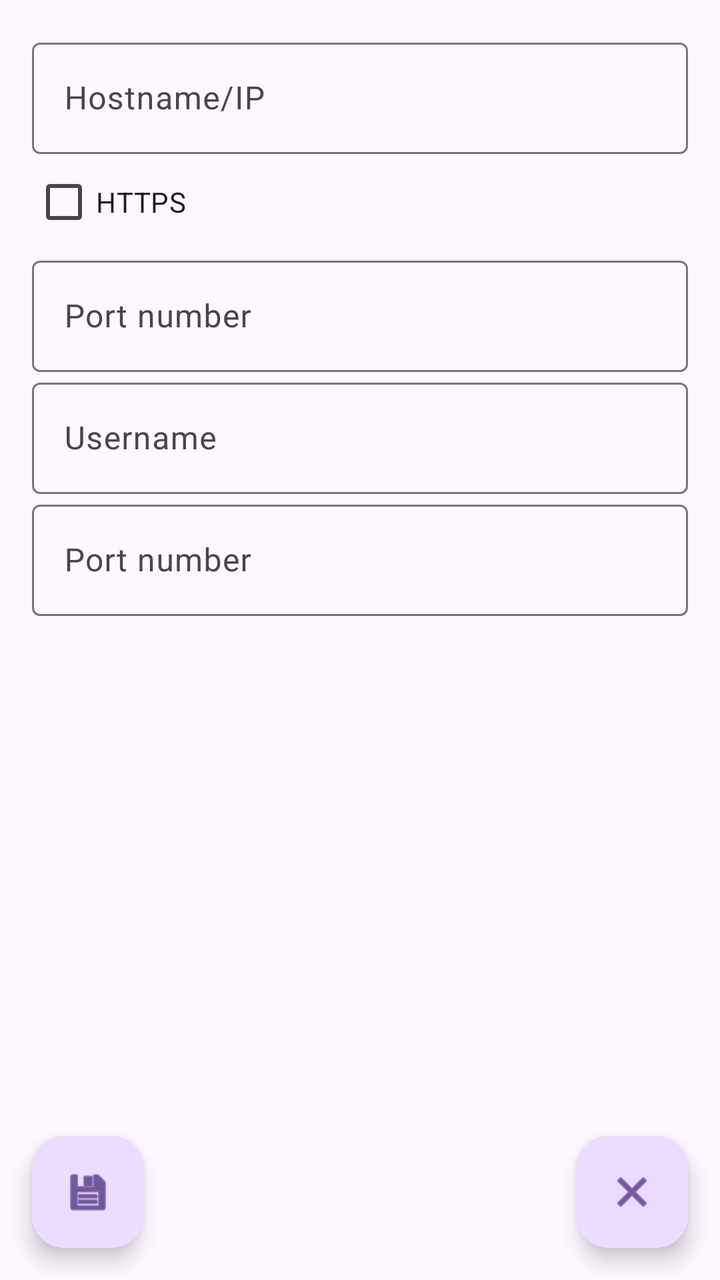
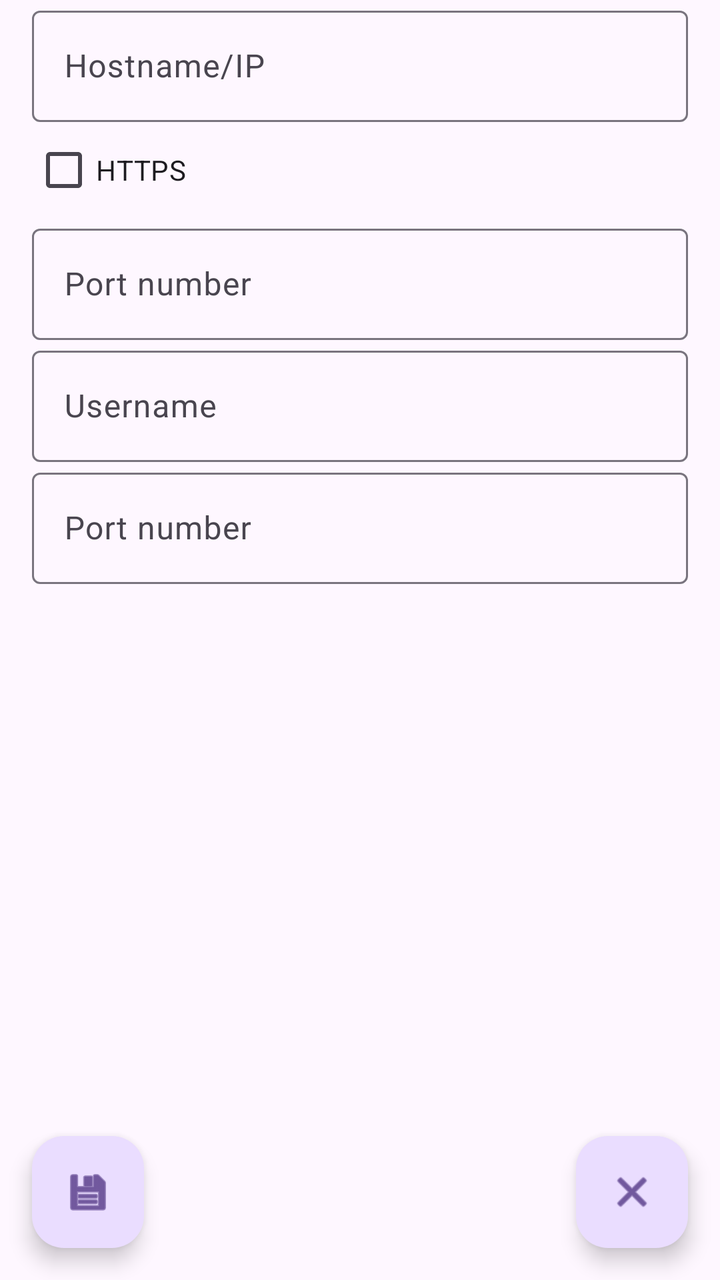

An Android layout rendered at two revisions. The XML below is the earlier revision; the diff shows what the commit changed to produce the second picture.
<!-- AndroidManifest.xml: application theme Theme.AndrONVIF -->
<!-- res/layout/add_device_fragment.xml -->
<?xml version="1.0" encoding="utf-8"?>
<FrameLayout xmlns:android="http://schemas.android.com/apk/res/android"
    android:layout_width="match_parent"
    android:layout_height="match_parent">

    <androidx.coordinatorlayout.widget.CoordinatorLayout
        xmlns:android="http://schemas.android.com/apk/res/android"
        xmlns:app="http://schemas.android.com/apk/res-auto"
        android:layout_width="match_parent"
        android:layout_height="match_parent">

        <androidx.core.widget.NestedScrollView
            android:layout_width="match_parent"
            android:layout_height="match_parent">

            <androidx.constraintlayout.widget.ConstraintLayout xmlns:android="http://schemas.android.com/apk/res/android"
                xmlns:app="http://schemas.android.com/apk/res-auto"
                android:layout_width="match_parent"
                android:layout_height="match_parent"
                android:padding="@dimen/top_padding">

                <com.google.android.material.textfield.TextInputLayout
                    android:layout_width="match_parent"
                    android:layout_height="wrap_content"
                    android:hint="Hostname/IP"
                    android:id="@+id/layouthostname"
                    app:layout_constraintBottom_toTopOf="@+id/chckproto"
                    app:layout_constraintEnd_toEndOf="parent"
                    app:layout_constraintStart_toStartOf="parent"
                    app:layout_constraintTop_toTopOf="parent">
                    <com.google.android.material.textfield.TextInputEditText
                        android:id="@+id/txthostname"
                        android:layout_width="match_parent"
                        android:layout_height="wrap_content"
                        android:inputType="textVisiblePassword"/>
                </com.google.android.material.textfield.TextInputLayout>

                <CheckBox
                    android:id="@+id/chckproto"
                    android:layout_width="match_parent"
                    android:layout_height="wrap_content"
                    android:text="HTTPS"
                    app:layout_constraintBottom_toTopOf="@+id/layoutport"
                    app:layout_constraintEnd_toEndOf="parent"
                    app:layout_constraintStart_toStartOf="parent"
                    app:layout_constraintTop_toBottomOf="@+id/layouthostname"/>

                <com.google.android.material.textfield.TextInputLayout
                    android:layout_width="match_parent"
                    android:layout_height="wrap_content"
                    android:hint="Port number"
                    android:id="@+id/layoutport"
                    app:layout_constraintBottom_toTopOf="@+id/layoutuser"
                    app:layout_constraintEnd_toEndOf="parent"
                    app:layout_constraintStart_toStartOf="parent"
                    app:layout_constraintTop_toBottomOf="@+id/chckproto">
                    <com.google.android.material.textfield.TextInputEditText
                        android:id="@+id/txtport"
                        android:layout_width="match_parent"
                        android:layout_height="wrap_content"
                        android:inputType="number"
                        android:maxLength="5"/> 
                </com.google.android.material.textfield.TextInputLayout>

                <com.google.android.material.textfield.TextInputLayout
                    android:layout_width="match_parent"
                    android:layout_height="wrap_content"
                    android:hint="Username"
                    android:id="@+id/layoutuser"
                    app:layout_constraintBottom_toTopOf="@+id/layoutpassword"
                    app:layout_constraintEnd_toEndOf="parent"
                    app:layout_constraintStart_toStartOf="parent"
                    app:layout_constraintTop_toBottomOf="@+id/layoutport">
                    <com.google.android.material.textfield.TextInputEditText
                        android:id="@+id/txtuser"
                        android:layout_width="match_parent"
                        android:layout_height="wrap_content"
                        android:inputType="textVisiblePassword"/>
                </com.google.android.material.textfield.TextInputLayout>

                <com.google.android.material.textfield.TextInputLayout
                    android:layout_width="match_parent"
                    android:layout_height="wrap_content"
                    android:hint="Port number"
                    android:id="@+id/layoutpassword"
                    app:layout_constraintBottom_toBottomOf="parent"
                    app:layout_constraintEnd_toEndOf="parent"
                    app:layout_constraintStart_toStartOf="parent"
                    app:layout_constraintTop_toBottomOf="@+id/layoutuser">
                    <com.google.android.material.textfield.TextInputEditText
                        android:id="@+id/txtpassword"
                        android:layout_width="match_parent"
                        android:layout_height="wrap_content"
                        android:inputType="textPassword"/>
                </com.google.android.material.textfield.TextInputLayout>
            </androidx.constraintlayout.widget.ConstraintLayout>
        </androidx.core.widget.NestedScrollView>
        <com.google.android.material.floatingactionbutton.FloatingActionButton
            android:id="@+id/save_btn"
            android:layout_width="wrap_content"
            android:layout_height="wrap_content"
            android:layout_gravity="bottom|start"
            android:layout_margin="@dimen/fab_margin"
            android:contentDescription="TODO"
            app:srcCompat="@android:drawable/ic_menu_save" />
        <com.google.android.material.floatingactionbutton.FloatingActionButton
            android:id="@+id/cancelbtn"
            android:layout_width="wrap_content"
            android:layout_height="wrap_content"
            android:layout_gravity="bottom|end"
            android:layout_marginEnd="@dimen/fab_margin"
            android:layout_marginBottom="16dp"
            android:contentDescription="TODO"
            app:srcCompat="@android:drawable/ic_menu_close_clear_cancel" />
    </androidx.coordinatorlayout.widget.CoordinatorLayout>

    
    <LinearLayout
        android:id="@+id/loading_overlay"
        android:layout_width="match_parent"
        android:layout_height="match_parent"
        android:gravity="center"
        android:background="?attr/colorSurface"
        android:alpha="0.5"
        android:orientation="vertical"
        android:visibility="gone">
        <ProgressBar
            android:layout_width="wrap_content"
            android:layout_height="wrap_content"
            android:indeterminate="true" />
        <TextView
            android:layout_width="wrap_content"
            android:layout_height="wrap_content"
            android:text="Please wait..." />
    </LinearLayout>

</FrameLayout>
<!-- resources referenced by this layout -->
<resources>
  <dimen name="fab_margin">16dp</dimen>
  <dimen name="top_padding">16dp</dimen>
  <style name="Theme.AndrONVIF" parent="Base.Theme.AndrONVIF" />
  <style name="Base.Theme.AndrONVIF" parent="Theme.Material3.DayNight.NoActionBar">
      
      
    </style>
</resources>

<!-- the commit's change to res/layout/add_device_fragment.xml (unified diff, before → after) -->
@@ -4,7 +4,6 @@
     android:layout_height="match_parent">
 
     <androidx.coordinatorlayout.widget.CoordinatorLayout
-        xmlns:android="http://schemas.android.com/apk/res/android"
         xmlns:app="http://schemas.android.com/apk/res-auto"
         android:layout_width="match_parent"
         android:layout_height="match_parent">
@@ -13,11 +12,10 @@
             android:layout_width="match_parent"
             android:layout_height="match_parent">
 
-            <androidx.constraintlayout.widget.ConstraintLayout xmlns:android="http://schemas.android.com/apk/res/android"
-                xmlns:app="http://schemas.android.com/apk/res-auto"
+            <androidx.constraintlayout.widget.ConstraintLayout
                 android:layout_width="match_parent"
                 android:layout_height="match_parent"
-                android:padding="@dimen/top_padding">
+                android:paddingHorizontal="@dimen/top_padding">
 
                 <com.google.android.material.textfield.TextInputLayout
                     android:layout_width="match_parent"
